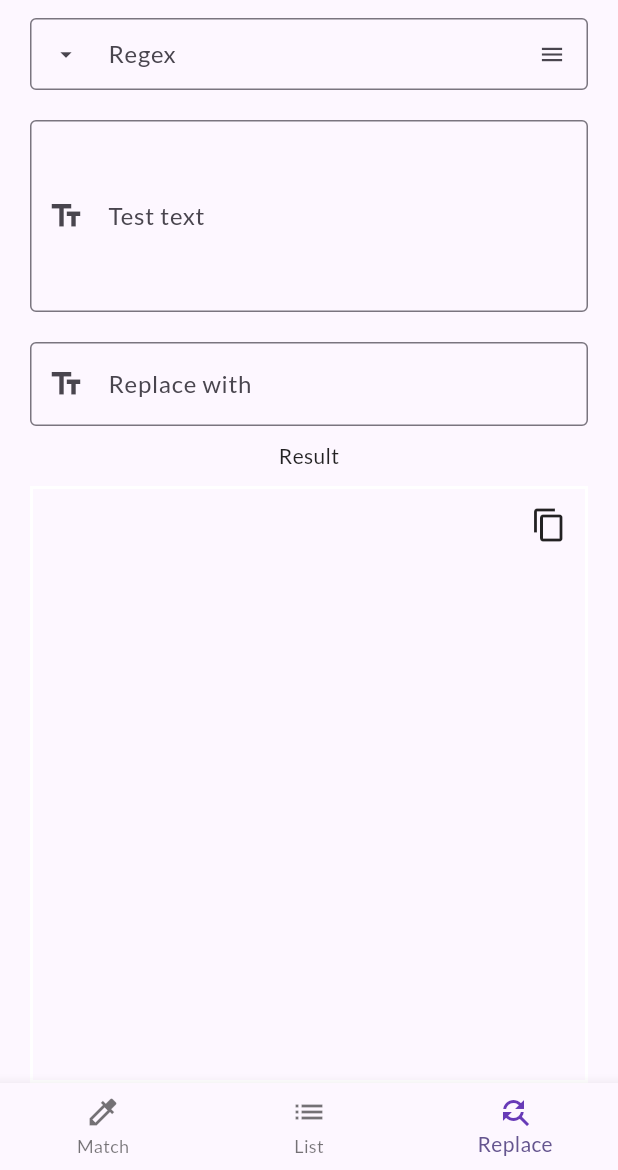
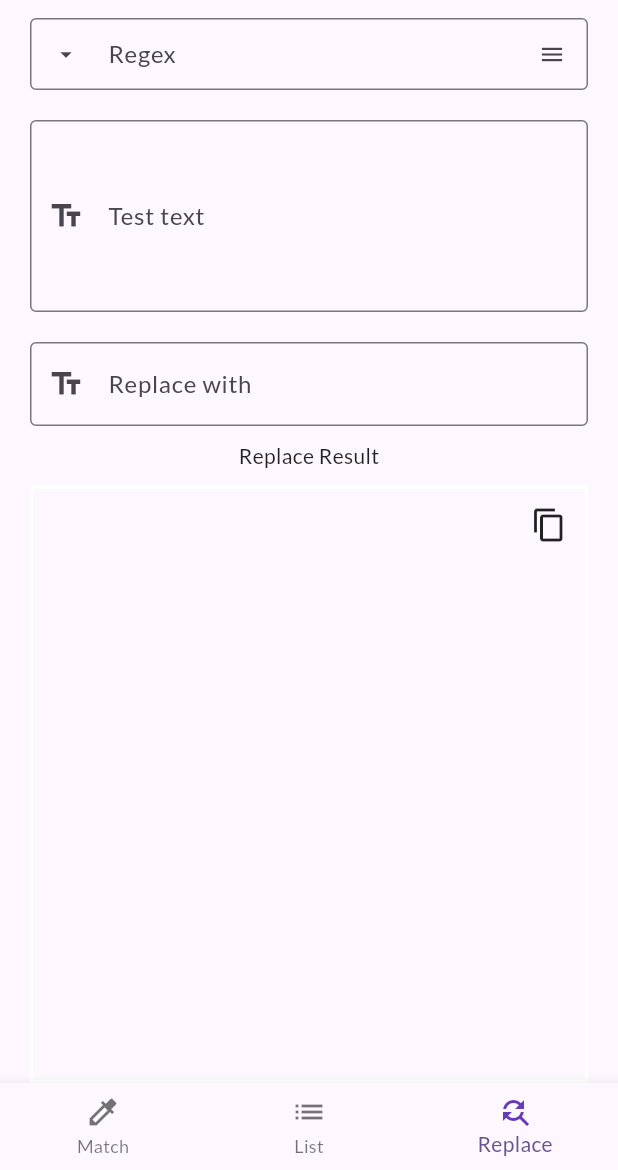
Before and after one commit to goto-eof/regex_craftsman, a Flutter app: the screen it shows after launch, item 3 of the bottom bar chosen, on a phone screen of 412 x 824 dp, the part 66-1236 px from its top. Run offline on Flutter 3.47's test engine with Material 2 defaults, Android fonts, the phone set to English and light mode, and no system bars; our stand-ins replace google_fonts, package_info_plus.

Commit message:
change label

```diff
--- a/lib/regex_craftsman.dart
+++ b/lib/regex_craftsman.dart
@@ -129,7 +129,7 @@ class _RegexCraftsmanState extends State<RegexCraftsman> {
   _loadColorizedText() {
     return Column(
       children: [
-        const Text("Result"),
+        const Text("Match Result"),
         Expanded(
           child: Container(
             decoration: BoxDecoration(
@@ -489,7 +489,7 @@ class _RegexCraftsmanState extends State<RegexCraftsman> {
               Expanded(
                 child: Column(
                   children: [
-                    const Text("Result"),
+                    const Text("List Result"),
                     Expanded(
                       child: Container(
                         decoration: BoxDecoration(
@@ -599,7 +599,7 @@ class _RegexCraftsmanState extends State<RegexCraftsman> {
         const SizedBox(
           height: 10,
         ),
-        const Text("Result"),
+        const Text("Replace Result"),
         const SizedBox(
           height: 10,
         ),
```
